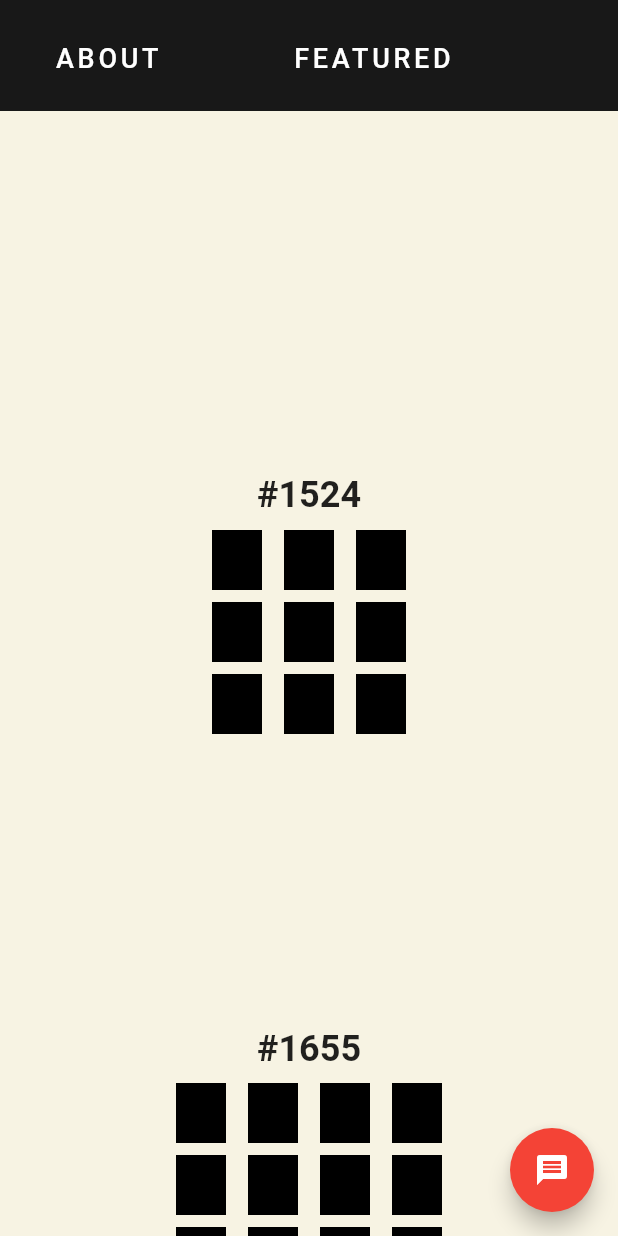
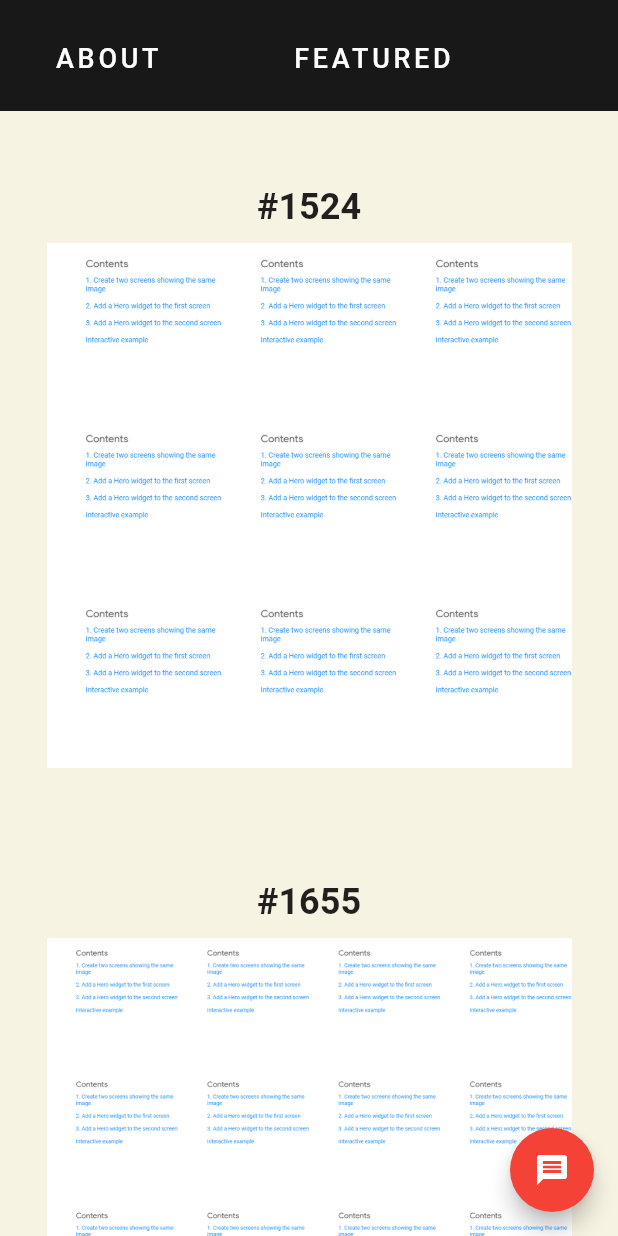
Before and after one commit to talo58948/cryptopuzzle_flutter_web, a Flutter app: the CustomPage screen opened directly, after a tap on "FEATURED", on a phone screen of 412 x 824 dp. Run offline on Flutter 3.47's test engine with Material 2 defaults, Android fonts, the phone set to English and light mode, and no system bars; missing offline and left inert: stack; Roboto replaces fonts that are missing (RobotoCondensed-Light.ttf).

Commit message:
STABLE 1:14 20-3

```diff
--- a/lib/components/puzzle_cabinet.dart
+++ b/lib/components/puzzle_cabinet.dart
@@ -1,32 +1,30 @@
 import 'package:flutter/material.dart';
-import 'package:web1/components/puzzle_widget.dart';
+import 'package:web1/components/puzzle_container.dart';
 import 'package:web1/constants.dart';
 import 'package:web1/models/puzzle.dart';
 
 class PuzzleCabinet extends StatelessWidget {
   final Puzzle puzzle;
-  final double width;
-  final double height;
-  PuzzleCabinet({@required this.puzzle, this.width, this.height});
+  PuzzleCabinet({@required this.puzzle});
   @override
   Widget build(BuildContext context) {
-    return Container(
-      // width: width,
-      // height: height,
-      child: Column(
+    return Column(
       children: [
         Text(
           puzzle.id,
           style: kPuzzleTitleStyle,
         ),
         SizedBox(
-            height: 5.0,
+          height: 10.0,
         ),
-          PuzzleWidget(
+        Container(
+          width: kPuzzleWidth,
+          height: kPuzzleWidth * puzzle.ratio,
+          child: PuzzleContainer(
             puzzle: puzzle,
           ),
+        ),
       ],
-      ),
     );
   }
 }
--- /dev/null
+++ b/lib/components/puzzle_container.dart
@@ -0,0 +1,133 @@
+import 'package:flutter/material.dart';
+import 'package:web1/models/piece.dart';
+import 'package:web1/models/puzzle.dart';
+import 'dart:math';
+import 'package:web1/manager.dart';
+import 'package:web1/constants.dart';
+
+class PuzzleContainer extends StatefulWidget {
+  final Puzzle puzzle;
+  PuzzleContainer({this.puzzle});
+
+  @override
+  _PuzzleContainerState createState() => _PuzzleContainerState();
+}
+
+class _PuzzleContainerState extends State<PuzzleContainer>
+    with SingleTickerProviderStateMixin {
+  double gap = 0.0;
+  AnimationController _controller;
+  //initiallizing animation controller and 'gap' variable which is responsible for the gap between puzzle pieces
+  @override
+  void initState() {
+    super.initState();
+    _controller = AnimationController(
+      vsync: this,
+      duration: Duration(milliseconds: 250),
+    );
+    _controller.addListener(() {
+      gap = _controller.value * 5;
+      setState(() {});
+    });
+  }
+
+  @override
+  void dispose() {
+    _controller.dispose();
+    super.dispose();
+  }
+
+  //builds a puzzle which is made of grid(Column of Rows)
+  Widget buildPuzzle(BoxConstraints constraints) {
+    int sideLen = sqrt(widget.puzzle.puzzlePieces.length).toInt();
+
+    double pieceWidth = kPuzzleWidth /
+        sideLen; //single piece width and height, changes throughout the animation if focused on by mouse
+    double pieceHeight = pieceWidth * widget.puzzle.ratio;
+
+    List<Widget> columnChildren = [];
+    //maybe make gap ratio?
+    for (int i = 0; i < sideLen * sideLen; i += sideLen) {
+      List<Widget> rowChildren = [];
+      for (int j = 0; j < sideLen; j++) {
+        rowChildren.add(
+          _PieceWidget(
+            onPressed:
+                Manager.onPressOnPiece(widget.puzzle.puzzlePieces[i + j]),
+            piece: widget.puzzle.puzzlePieces[i + j],
+            height: pieceHeight - gap,
+            width: pieceWidth - gap,
+          ),
+        );
+      }
+      columnChildren.add(
+        Row(
+          crossAxisAlignment: CrossAxisAlignment.center,
+          mainAxisAlignment: MainAxisAlignment.spaceBetween,
+          children: rowChildren,
+        ),
+      );
+    }
+    return Column(
+      crossAxisAlignment: CrossAxisAlignment.center,
+      mainAxisAlignment: MainAxisAlignment.spaceBetween,
+      children: columnChildren,
+    );
+  }
+
+  @override
+  Widget build(BuildContext context) {
+    return LayoutBuilder(
+      builder: (context, constraints) => MouseRegion(
+        child: buildPuzzle(constraints),
+        onEnter: (event) => _controller.forward(),
+        onExit: (event) => _controller.reverse(),
+      ),
+    );
+  }
+}
+
+class _PieceWidget extends StatelessWidget {
+  final Function onPressed;
+  final Piece piece;
+  final double width;
+  final double height;
+  _PieceWidget({
+    @required this.onPressed,
+    @required this.piece,
+    this.width,
+    this.height,
+  });
+  @override
+  Widget build(BuildContext context) {
+    return Container(
+      width: width,
+      height: height,
+      child: InkWell(
+        onTap: () => onPressed(context),
+        child: Image(
+          image: piece.image,
+          fit: BoxFit.cover,
+        ),
+      ),
+    );
+  }
+}
+
+// ButtonTheme(
+//               padding: EdgeInsets.symmetric(
+//                   vertical: 0.0,
+//                   horizontal: 0.0), //adds padding inside the button
+//               materialTapTargetSize: MaterialTapTargetSize
+//                   .shrinkWrap, //limits the touch area to the button area
+//               minWidth: 0, //wraps child's width
+//               height: 0, //wraps child's height
+
+//                FlatButton(
+//             padding: const EdgeInsets.all(0.0),
+//             onPressed: onPressed,
+//             child: Image(
+//               image: piece.image,
+//               fit: BoxFit.cover,
+//             ),
+//           ),
--- a/lib/components/puzzle_grid_widget.dart
+++ b/lib/components/puzzle_grid_widget.dart
@@ -1,5 +1,6 @@
 import 'package:flutter/material.dart';
 import 'package:web1/components/puzzle_cabinet.dart';
+import 'package:web1/components/puzzle_container.dart';
 import 'package:web1/constants.dart';
 import 'package:web1/models/puzzle.dart';
 import 'package:web1/manager.dart';
@@ -7,36 +8,48 @@ import 'package:web1/manager.dart';
 class PuzzleGridWidget extends StatelessWidget {
   final List<Puzzle> puzzles = Manager.getDisplayPuzzles();
 
-  Container buildGrid(BoxConstraints constraints) {
+  Column buildGrid(BoxConstraints constraints) {
     List<Widget> columnChildren = [];
     int numInRow = Manager.getMaxPuzzlesInRow(constraints);
+    numInRow = numInRow == 0 ? 1 : numInRow;
+    print(numInRow);
 
     for (int i = 0;
         i < puzzles.length - puzzles.length % numInRow;
         i += numInRow) {
       List<Widget> rowChildren = [];
+
       for (int j = 0; j < numInRow; j++) {
         rowChildren.add(
-          Expanded(
-            child: PuzzleCabinet(
-              puzzle: puzzles[i + j],
-            ),
+          PuzzleCabinet(
+            puzzle: puzzles[i + j],
           ),
         );
       }
+
       columnChildren.add(
         Row(
-          mainAxisAlignment: MainAxisAlignment.spaceEvenly,
+          mainAxisAlignment: numInRow == 1
+              ? MainAxisAlignment.center
+              : MainAxisAlignment.spaceBetween,
+          crossAxisAlignment: CrossAxisAlignment.center,
           children: rowChildren,
         ),
       );
+
+      //////////////////////// FOR THE GAP BETWEEN ROWS!!!
+      columnChildren.add(
+        SizedBox(
+          height: 75.0,
+        ),
+      );
+      ///////////////////////////////////////////////
     }
-    return Container(
-      height: columnChildren.length * kPuzzleCaninetHeightMin,
-      child: Column(
-        mainAxisAlignment: MainAxisAlignment.spaceEvenly,
-        children: columnChildren,
-      ),
+    columnChildren.removeLast();
+    return Column(
+      mainAxisAlignment: MainAxisAlignment.spaceBetween,
+      crossAxisAlignment: CrossAxisAlignment.stretch,
+      children: columnChildren,
     );
   }
 
--- a/lib/components/puzzle_widget.dart
+++ b/lib/components/puzzle_widget.dart
@@ -6,6 +6,7 @@ import 'package:web1/manager.dart';
 
 class PuzzleWidget extends StatefulWidget {
   final Puzzle puzzle;
+
   const PuzzleWidget({this.puzzle = Puzzle.dflt});
 
   @override
@@ -37,18 +38,23 @@ class _PuzzleWidgetState extends State<PuzzleWidget>
       List<Widget> rowChildren = [];
       for (int j = 0; j < _sideLen; j++) {
         rowChildren.add(
-          _PuzzlePiece(
+          Expanded(
+            child: Padding(
+              padding: EdgeInsets.all(gap),
+              child: _PuzzlePiece(
                 piece: widget.puzzle.puzzlePieces[i * _sideLen + j],
                 onPressed: Manager.onPressOnPiece(
                   widget.puzzle.puzzlePieces[i],
                 ),
               ),
+            ),
+          ),
         );
-        rowChildren.add(SizedBox(
-          width: gap,
-        ));
+        // rowChildren.add(SizedBox(
+        //   width: gap,
+        // ));
       }
-      rowChildren.removeLast();
+      // rowChildren.removeLast();
       columnChildren.add(
         Row(
           crossAxisAlignment: CrossAxisAlignment.center,
@@ -56,13 +62,13 @@ class _PuzzleWidgetState extends State<PuzzleWidget>
           children: rowChildren,
         ),
       );
-      columnChildren.add(
-        SizedBox(
-          height: gap,
-        ),
-      );
+      // columnChildren.add(
+      //   SizedBox(
+      //     height: gap,
+      //   ),
+      // );
     }
-    columnChildren.removeLast();
+    // columnChildren.removeLast();
     return Column(
       crossAxisAlignment: CrossAxisAlignment.center,
       children: columnChildren,
@@ -102,7 +108,10 @@ class __PuzzlePieceState extends State<_PuzzlePiece> {
 
   @override
   Widget build(BuildContext context) {
-    return MouseRegion(
+    return LayoutBuilder(
+      builder: (context, constraints) => Container(
+        width: constraints.maxWidth,
+        child: MouseRegion(
           onEnter: (event) {
             showOutline = true;
             setState(() {});
@@ -126,16 +135,19 @@ class __PuzzlePieceState extends State<_PuzzlePiece> {
             ),
             child: ButtonTheme(
               padding: EdgeInsets.symmetric(
-              vertical: 0.0, horizontal: 0.0), //adds padding inside the button
+                  vertical: 0.0,
+                  horizontal: 0.0), //adds padding inside the button
               materialTapTargetSize: MaterialTapTargetSize
                   .shrinkWrap, //limits the touch area to the button area
               minWidth: 0, //wraps child's width
               height: 0, //wraps child's height
               child: FlatButton(
-            onPressed: widget.onPressed,
+                onPressed: () => widget.onPressed(context),
                 child: Image(
                   image: widget.piece.image,
-              fit: BoxFit.cover,
+                  fit: BoxFit.fill,
+                ),
+              ),
             ),
           ),
         ),
--- a/lib/constants.dart
+++ b/lib/constants.dart
@@ -6,8 +6,8 @@ const kPuzzleTitleStyle = TextStyle(
   fontSize: 24.0,
 );
 
-const kPuzzleCabinetWidthMin = 300.0;
-const kPuzzleCaninetHeightMin = 400.0;
+const kPuzzleContainerWidth = 400.0;
+const kPuzzleWidth = 350.0;
 
 const kTitleStyle = TextStyle(
   fontWeight: FontWeight.bold,
@@ -16,6 +16,7 @@ const kTitleStyle = TextStyle(
   fontSize: 48.0,
   height: 1.6,
   fontFamily: 'RobotoCondensed-Light.ttf',
+  color: Colors.black,
 );
 
 const kContentStyle = TextStyle(
@@ -41,3 +42,5 @@ const kBackgroundColor = Color(0xFFF7F3E3);
 const kSecondaryColor = Color(0xFF181818);
 const kAccentColor = Colors.red;
 const kSecondaryAccentColor = Colors.redAccent;
+
+const kFocusedPieceWidth = 500.0;
--- a/lib/manager.dart
+++ b/lib/manager.dart
@@ -1,6 +1,7 @@
-import 'package:flutter/cupertino.dart' hide Stack;
+import 'package:flutter/material.dart' hide Stack;
 import 'package:web1/constants.dart';
 import 'package:stack/stack.dart';
+import 'package:web1/pages/piece_page.dart';
 import 'models/piece.dart';
 import 'constants.dart';
 import 'models/puzzle.dart';
@@ -13,14 +14,23 @@ enum Pages {
 
 class Manager {
   static Function onPressOnPiece(Piece piece) {
-    return () {};
+    return (context) {
+      Navigator.push(
+        context,
+        MaterialPageRoute(
+          builder: (context) => PiecePage(piece: piece),
+        ),
+      );
+    };
     //remember to do Hero animation with the piece
   }
 
   static int getMaxPuzzlesInRow(BoxConstraints constraints) {
     double _width = constraints.widthConstraints().maxWidth;
+    print(_width);
+    print('manager ${(_width / kPuzzleContainerWidth).floor()}');
     //maybe listen for changes??
-    return (_width / kPuzzleCabinetWidthMin).floor();
+    return (_width / kPuzzleContainerWidth).floor();
   }
 
   // static double getSizeOfSinglePuzzle(
@@ -45,6 +55,9 @@ class Manager {
 
   static Stack<Pages> navStack = Stack<Pages>();
   static void moveTo(Pages to, Pages from, BuildContext context) {
+    if (to == from) {
+      return;
+    }
     if (navStack.isNotEmpty && navStack.top() == to) {
       navStack.pop();
       Navigator.pop(context);
--- a/lib/models/piece.dart
+++ b/lib/models/piece.dart
@@ -5,10 +5,22 @@ class Piece {
   final ImageProvider image;
   final User owner;
   final bool owned;
+  final double ratio;
+  final Rarity rarity;
   static const Piece dflt = Piece(
-      image: AssetImage('images/dfltPuzzlePiece.png'),
-      owner: User.dflt,
-      owned: true);
-  const Piece(
-      {@required this.image, @required this.owner, @required this.owned});
+    image: AssetImage('images/piece2.png'),
+    owner: User.dflt,
+    owned: false,
+    ratio: 1.0,
+    rarity: Rarity.rare,
+  );
+  const Piece({
+    @required this.image,
+    @required this.owner,
+    @required this.owned,
+    this.ratio,
+    @required this.rarity,
+  });
 }
+
+enum Rarity { common, rare, legendary }
--- a/lib/models/puzzle.dart
+++ b/lib/models/puzzle.dart
@@ -5,6 +5,7 @@ class Puzzle {
   final List<Piece> puzzlePieces;
   final int numberOfPieces;
   final String id;
+  final double ratio;
   static const Puzzle dflt = Puzzle(
     puzzlePieces: [
       Piece.dflt,
@@ -19,6 +20,7 @@ class Puzzle {
     ],
     numberOfPieces: 9,
     id: '#1524',
+    ratio: 1.0,
   );
   static const Puzzle dflt2 = Puzzle(
     puzzlePieces: [
@@ -41,9 +43,12 @@ class Puzzle {
     ],
     numberOfPieces: 16,
     id: '#1655',
+    ratio: 1.0,
   );
-  const Puzzle(
-      {@required this.puzzlePieces,
-      @required this.numberOfPieces,
-      @required this.id});
+  const Puzzle({
+    @required this.puzzlePieces,
+    @required this.numberOfPieces,
+    @required this.id,
+    this.ratio,
+  });
 }
--- /dev/null
+++ b/lib/networker.dart
@@ -0,0 +1 @@
+import 'package:http/http.dart';
--- a/pubspec.yaml
+++ b/pubspec.yaml
@@ -29,6 +29,7 @@ dependencies:
   cupertino_icons: ^1.0.0
   url_launcher: ^6.0.2
   stack: ^0.1.4
+  http: ^0.13.1
 
 dev_dependencies:
   flutter_test:
```
Also changed, not shown: lib/components/piece_widget.dart (added, +20 -0 lines), lib/components/transaction_history.dart (added, +13 -0 lines), lib/pages/piece_page.dart (+23 -3 lines), images/piece2.png (added), pubspec.lock. Lines whose indentation alone changed are shown as unchanged.
